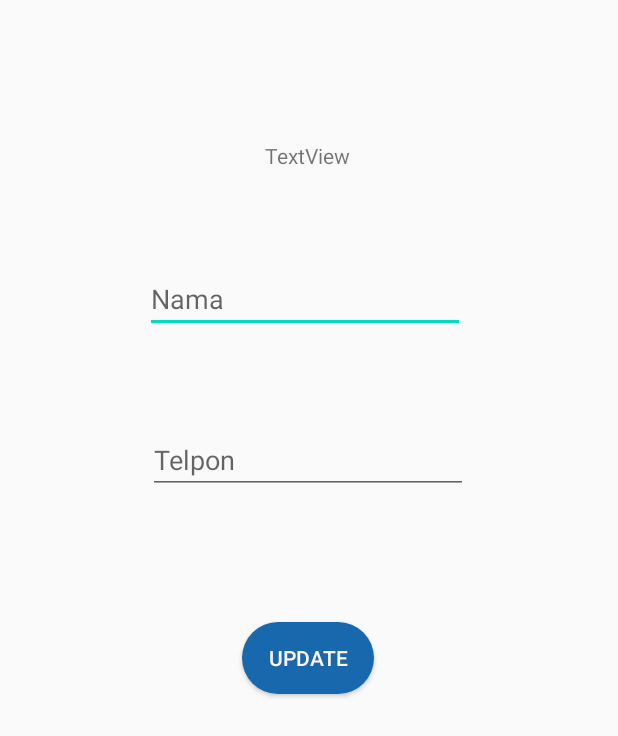
After one commit to dna2121/Activity7_SQL, an Android app: the layout activity_edit_teman.xml on its own in the app's theme, with its tools: preview values and no code run, on a phone screen of 412 x 824 dp. The commit adds this screen. Shown: the top 736 px of the screen. Run offline under Robolectric (Android 15) with nearby library versions, the phone set to English and light mode, and no system bars; network calls fail.

Commit message:
update, add class

```diff
--- a/app/src/main/AndroidManifest.xml
+++ b/app/src/main/AndroidManifest.xml
@@ -5,6 +5,7 @@
     <uses-permission android:name="android.permission.INTERNET" />
 
     <application
+        android:name=".app.AppController"
         android:allowBackup="true"
         android:icon="@mipmap/ic_launcher"
         android:label="@string/app_name"
@@ -12,7 +13,9 @@
         android:supportsRtl="true"
         android:theme="@style/AppTheme"
         android:usesCleartextTraffic="true">
-        <activity android:name=".TambahTeman" android:parentActivityName=".MainActivity"></activity>
+        <activity android:name=".EditTeman"></activity>
+        <activity
+            android:name=".TambahTeman" />
         <activity android:name=".MainActivity">
             <intent-filter>
                 <action android:name="android.intent.action.MAIN" />
--- /dev/null
+++ b/app/src/main/res/layout/activity_edit_teman.xml
@@ -0,0 +1,64 @@
+<?xml version="1.0" encoding="utf-8"?>
+<androidx.constraintlayout.widget.ConstraintLayout xmlns:android="http://schemas.android.com/apk/res/android"
+    xmlns:app="http://schemas.android.com/apk/res-auto"
+    xmlns:tools="http://schemas.android.com/tools"
+    android:layout_width="match_parent"
+    android:layout_height="match_parent"
+    tools:context=".EditTeman">
+
+
+    <TextView
+        android:id="@+id/textId"
+        android:layout_width="wrap_content"
+        android:layout_height="wrap_content"
+        android:text="TextView"
+        app:layout_constraintBottom_toBottomOf="parent"
+        app:layout_constraintEnd_toEndOf="parent"
+        app:layout_constraintHorizontal_bias="0.498"
+        app:layout_constraintStart_toStartOf="parent"
+        app:layout_constraintTop_toTopOf="parent"
+        app:layout_constraintVertical_bias="0.117" />
+
+    <EditText
+        android:id="@+id/editNm"
+        android:layout_width="wrap_content"
+        android:layout_height="wrap_content"
+        android:ems="10"
+        android:hint="Nama"
+        android:inputType="textPersonName"
+        app:layout_constraintBottom_toBottomOf="parent"
+        app:layout_constraintEnd_toEndOf="parent"
+        app:layout_constraintHorizontal_bias="0.487"
+        app:layout_constraintStart_toStartOf="parent"
+        app:layout_constraintTop_toBottomOf="@+id/textId"
+        app:layout_constraintVertical_bias="0.095" />
+
+    <EditText
+        android:id="@+id/editTlp"
+        android:layout_width="wrap_content"
+        android:layout_height="wrap_content"
+        android:ems="10"
+        android:hint="Telpon"
+        android:inputType="phone"
+        app:layout_constraintBottom_toBottomOf="parent"
+        app:layout_constraintEnd_toEndOf="parent"
+        app:layout_constraintHorizontal_bias="0.497"
+        app:layout_constraintStart_toStartOf="parent"
+        app:layout_constraintTop_toBottomOf="@+id/editNm"
+        app:layout_constraintVertical_bias="0.111" />
+
+    <Button
+        android:id="@+id/buttonEdit"
+        android:layout_width="wrap_content"
+        android:layout_height="wrap_content"
+        android:text="Update"
+        app:layout_constraintBottom_toBottomOf="parent"
+        app:layout_constraintEnd_toEndOf="parent"
+        app:layout_constraintHorizontal_bias="0.498"
+        app:layout_constraintStart_toStartOf="parent"
+        app:layout_constraintTop_toBottomOf="@+id/editTlp"
+        app:layout_constraintVertical_bias="0.191"
+        android:background="@drawable/custombutton"
+        android:textColor="#fff5fd"/>
+
+</androidx.constraintlayout.widget.ConstraintLayout>
--- a/app/src/main/res/layout/row_data_teman.xml
+++ b/app/src/main/res/layout/row_data_teman.xml
@@ -4,7 +4,7 @@
     xmlns:card_view="http://schemas.android.com/apk/res-auto"
     android:layout_width="match_parent"
     android:layout_height="wrap_content"
-    android:id="@+id/kartuku"
+    android:id="@+id/cardku"
     card_view:cardElevation="5dp"
     card_view:cardCornerRadius="5dp"
     card_view:cardUseCompatPadding="true">
@@ -15,14 +15,14 @@
         android:orientation="vertical">
 
         <TextView
-            android:id="@+id/textNama"
+            android:id="@+id/txtNama"
             android:layout_width="match_parent"
             android:layout_height="wrap_content"
             android:layout_marginLeft="10dp"
             android:text="TextView" />
 
         <TextView
-            android:id="@+id/textTelpon"
+            android:id="@+id/txtTelpon"
             android:layout_width="match_parent"
             android:layout_height="wrap_content"
             android:layout_marginLeft="10dp"
```
Also changed, not shown: app/src/main/java/com/example/activity7_sql/EditTeman.java (added, +119 -0 lines), app/src/main/java/com/example/activity7_sql/MainActivity.java (+8 -4 lines), app/src/main/java/com/example/activity7_sql/TambahTeman.java (+15 -5 lines), app/src/main/java/com/example/activity7_sql/adapter/TemanAdapter.java (+109 -5 lines), app/src/main/java/com/example/activity7_sql/app/AppController.java (added, +53 -0 lines), app/src/main/res/menu/popup1.xml (added, +9 -0 lines).
